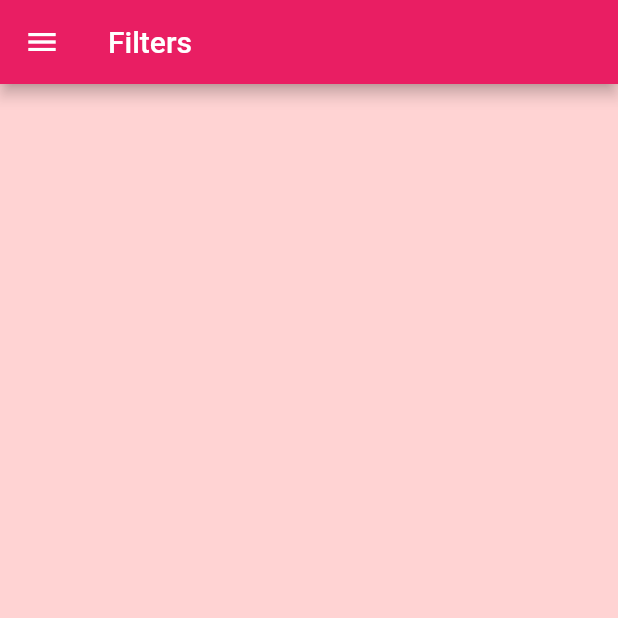
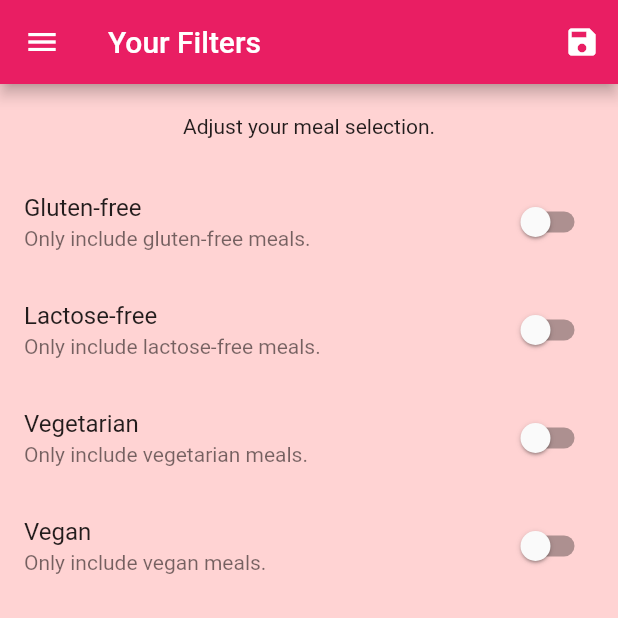
Before and after one commit to sumitdhungana14/flutter_learning, a Flutter app: the FiltersScreen screen opened by its route, on a phone screen of 412 x 824 dp, the top half of it. Run offline on Flutter 3.47's test engine with Material 2 defaults, Android fonts, the phone set to English and light mode, and no system bars.

Commit message:
Filter screen added with filtering logic,

```diff
--- a/lib/main.dart
+++ b/lib/main.dart
@@ -8,7 +8,28 @@ void main() {
   runApp(MyApp());
 }
 
-class MyApp extends StatelessWidget {
+class MyApp extends StatefulWidget {
+  @override
+  _MyAppState createState() => _MyAppState();
+}
+
+class _MyAppState extends State<MyApp> {
+  Map<String, bool> filters = {
+    'gluten' : false,
+    'lactose': false,
+    'vegan': false,
+    'vegetarian': false,
+  };
+
+  void setFilters(Map<String, bool> newFiltes) {
+    setState(() {
+      filters['gluten'] = newFiltes['gluten'];
+      filters['lactose'] = newFiltes['lactose'];
+      filters['vegan'] = newFiltes['vegan'];
+      filters['vegetarian'] = newFiltes['vegetarian'];
+    });
+  }
+
   @override
   Widget build(BuildContext context) {
     return MaterialApp(
@@ -21,7 +42,7 @@ class MyApp extends StatelessWidget {
               ),
           canvasColor: Color.fromRGBO(255, 200, 200, 0.8)),
       home: TabsScreen(),
-      routes: NamedRoute.namedRoute,
+      routes: NamedRoute.getNamedRoute(filters, setFilters),
       onUnknownRoute: (settings) {
         return MaterialPageRoute(builder: (_) => NotFound());
       },
--- a/lib/mocks/meal_mock.dart
+++ b/lib/mocks/meal_mock.dart
@@ -1,7 +1,6 @@
 import './../models/meal.dart';
 
 class MealMock extends Meal {
-
   static List<Meal> getMealsByCategory(String category) {
     return meals.where((meal) => meal.categories.contains(category)).toList();
   }
@@ -139,8 +138,8 @@ class MealMock extends Meal {
     Meal(
       id: 'm5',
       categories: [
-        'c2'
-            'c5',
+        'c2',
+        'c5',
         'c10',
       ],
       title: 'Salad with Smoked Salmon',
--- a/lib/routes/named_route.dart
+++ b/lib/routes/named_route.dart
@@ -1,13 +1,16 @@
+import 'package:flutter/cupertino.dart';
 import 'package:flutter_app/screens/filters_screen.dart';
 
 import '../screens/meal_screen.dart';
 import '../screens/category_meals_screen.dart';
 
 class NamedRoute {
-
-  static var namedRoute = {
-    CategoryMealsScreen.routeName: (_) => CategoryMealsScreen(),
-    MealScreen.routeName: (_) => MealScreen(),
-    FiltersScreen.routeName: (_) => FiltersScreen(),
-  };
+  static Map<String, Widget Function(BuildContext)> getNamedRoute(
+      Map<String, bool> filters, Function setFilters) {
+    return {
+      CategoryMealsScreen.routeName: (_) => CategoryMealsScreen(filters),
+      MealScreen.routeName: (_) => MealScreen(),
+      FiltersScreen.routeName: (_) => FiltersScreen(filters, setFilters),
+    };
+  }
 }
--- a/lib/screens/category_meals_screen.dart
+++ b/lib/screens/category_meals_screen.dart
@@ -6,21 +6,41 @@ import './../mocks/meal_mock.dart';
 class CategoryMealsScreen extends StatelessWidget {
   static const routeName = '/meal-categories';
 
+  final Map<String, bool> filters;
+
+  const CategoryMealsScreen(this.filters);
+
   @override
   Widget build(BuildContext context) {
     final routeArgs =
         ModalRoute.of(context).settings.arguments as Map<String, Object>;
 
-    final meals = MealMock.getMealsByCategory(routeArgs['id']);
-
+    final meals =
+        MealMock.getMealsByCategory(routeArgs['id']).where((meal) {
+      if (!meal.isGlutenFree && filters['gluten']) {
+        return false;
+      }
+      if (!meal.isLactoseFree && filters['lactose']) {
+        return false;
+      }
+      if (!meal.isVegan && filters['vegan']) {
+        return false;
+      }
+      if (!meal.isVegetarian && filters['vegetarian']) {
+        return false;
+      }
+      return true;
+    }).toList();
     return Scaffold(
       appBar: AppBar(
         title: Text(routeArgs['title']),
       ),
-      body: ListView.builder(itemBuilder: (ctx, index) {
-        return MealItem(meals[index]);
-      },
-      itemCount: meals.length,),
+      body: ListView.builder(
+        itemBuilder: (ctx, index) {
+          return MealItem(meals[index]);
+        },
+        itemCount: meals.length,
+      ),
     );
   }
 }
--- a/lib/screens/filters_screen.dart
+++ b/lib/screens/filters_screen.dart
@@ -1,16 +1,134 @@
 import 'package:flutter/material.dart';
 
 import './../widgets/main_drawer.dart';
+class FiltersScreen extends StatefulWidget {
+  static const routeName = '/filters';
 
-class FiltersScreen extends StatelessWidget {
-  static const routeName = "/filters";
+  final Function saveFilters;
+  final Map<String, bool> currentFilters;
+
+  FiltersScreen(this.currentFilters, this.saveFilters);
+
+  @override
+  _FiltersScreenState createState() => _FiltersScreenState();
+}
+
+class _FiltersScreenState extends State<FiltersScreen> {
+  bool _glutenFree;
+  bool _vegetarian;
+  bool _vegan;
+  bool _lactoseFree;
+
+  @override
+  initState() {
+    _glutenFree = widget.currentFilters['gluten'];
+    _lactoseFree = widget.currentFilters['lactose'];
+    _vegetarian = widget.currentFilters['vegetarian'];
+    _vegan = widget.currentFilters['vegan'];
+    super.initState();
+  }
+
+  Widget _buildSwitchListTile(
+    String title,
+    String description,
+    bool currentValue,
+    Function updateValue,
+  ) {
+    return SwitchListTile(
+      title: Text(title),
+      value: currentValue,
+      subtitle: Text(
+        description,
+      ),
+      onChanged: updateValue,
+    );
+  }
 
   @override
   Widget build(BuildContext context) {
     return Scaffold(
-      appBar: AppBar(title: Text('Filters'),),
+      appBar: AppBar(
+        title: Text('Your Filters'),
+        actions: <Widget>[
+          IconButton(
+            icon: Icon(Icons.save),
+            onPressed: () {
+              final selectedFilters = {
+                'gluten': _glutenFree,
+                'lactose': _lactoseFree,
+                'vegan': _vegan,
+                'vegetarian': _vegetarian,
+              };
+              widget.saveFilters(selectedFilters);
+            },
+          )
+        ],
+      ),
       drawer: MainDrawer(),
-      body: null,
+      body: Column(
+        children: <Widget>[
+          Container(
+            padding: EdgeInsets.all(20),
+            child: Text(
+              'Adjust your meal selection.',
+            ),
+          ),
+          Expanded(
+            child: ListView(
+              children: <Widget>[
+                _buildSwitchListTile(
+                  'Gluten-free',
+                  'Only include gluten-free meals.',
+                  _glutenFree,
+                  (newValue) {
+                    setState(
+                      () {
+                        _glutenFree = newValue;
+                      },
+                    );
+                  },
+                ),
+                _buildSwitchListTile(
+                  'Lactose-free',
+                  'Only include lactose-free meals.',
+                  _lactoseFree,
+                  (newValue) {
+                    setState(
+                      () {
+                        _lactoseFree = newValue;
+                      },
+                    );
+                  },
+                ),
+                _buildSwitchListTile(
+                  'Vegetarian',
+                  'Only include vegetarian meals.',
+                  _vegetarian,
+                  (newValue) {
+                    setState(
+                      () {
+                        _vegetarian = newValue;
+                      },
+                    );
+                  },
+                ),
+                _buildSwitchListTile(
+                  'Vegan',
+                  'Only include vegan meals.',
+                  _vegan,
+                  (newValue) {
+                    setState(
+                      () {
+                        _vegan = newValue;
+                      },
+                    );
+                  },
+                )
+              ],
+            ),
+          ),
+        ],
+      ),
     );
   }
 }
```
